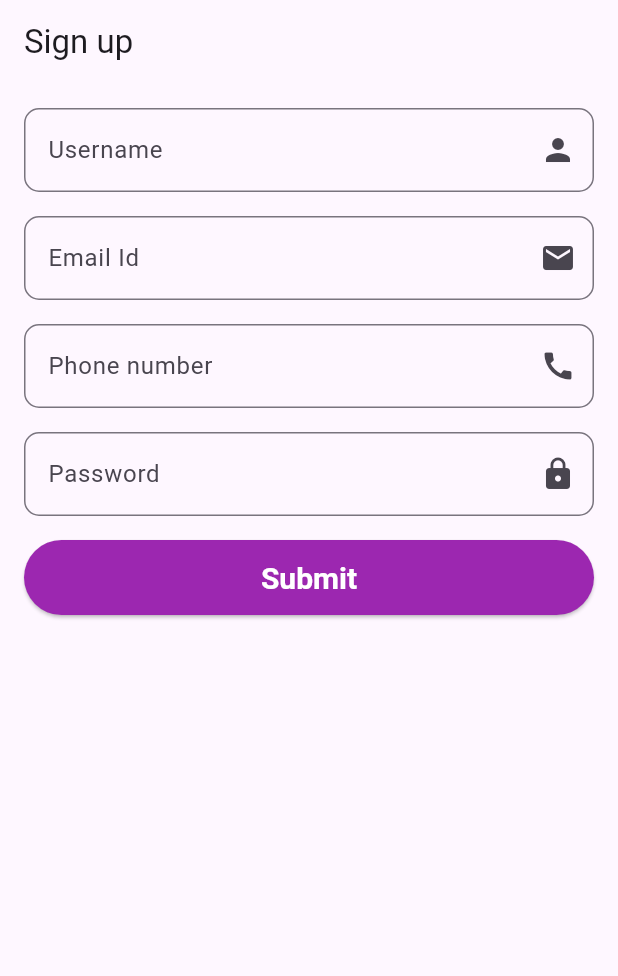
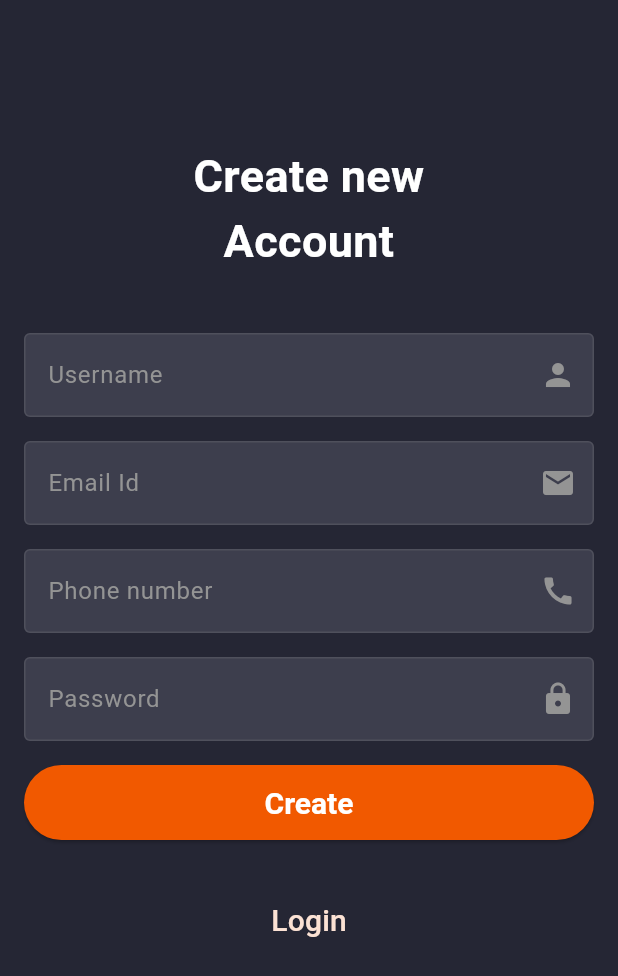
Before and after one commit to pankaj27/daily_task_and_expense_tracker, a Flutter app: the screen it shows after launch, on a phone screen of 412 x 824 dp. Shown: the top 976 px of the screen. Run offline on Flutter 3.47's test engine with Material 3 defaults, Android fonts, the phone set to English and light mode, and no system bars.

Commit message:
update 1.9

```diff
--- a/lib/sign_up.dart
+++ b/lib/sign_up.dart
@@ -52,16 +52,30 @@ class Signup extends StatelessWidget {
   @override
   Widget build(BuildContext context) {
     return Scaffold(
-        appBar: AppBar(
-          title: const Text('Sign up'),
-        ),
+        backgroundColor: const Color(0xFF252634),
         body: Padding(
           padding: const EdgeInsets.all(16.0),
           child: Form(
               key: _formKey,
               child: Column(
                 children: [
+                  const SizedBox(
+                    height: 80.0,
+                  ),
+                  const SizedBox(
+                    width: 250,
+                    child: Text("Create new Account",
+                        textAlign: TextAlign.center,
+                        style: TextStyle(
+                            color: Colors.white,
+                            fontSize: 30,
+                            fontWeight: FontWeight.bold)),
+                  ),
+                  const SizedBox(
+                    height: 40.0,
+                  ),
                   TextFormField(
+                    style: const TextStyle(color: Colors.white),
                     keyboardType: TextInputType.name,
                     autovalidateMode: AutovalidateMode.onUserInteraction,
                     decoration: _buildinputDecoration("Username", Icons.person),
@@ -71,6 +85,7 @@ class Signup extends StatelessWidget {
                     height: 16.0,
                   ),
                   TextFormField(
+                    style: const TextStyle(color: Colors.white),
                     keyboardType: TextInputType.emailAddress,
                     autovalidateMode: AutovalidateMode.onUserInteraction,
                     decoration: _buildinputDecoration("Email Id", Icons.email),
@@ -80,6 +95,7 @@ class Signup extends StatelessWidget {
                     height: 16.0,
                   ),
                   TextFormField(
+                    style: const TextStyle(color: Colors.white),
                     keyboardType: TextInputType.phone,
                     autovalidateMode: AutovalidateMode.onUserInteraction,
                     decoration:
@@ -90,6 +106,7 @@ class Signup extends StatelessWidget {
                     height: 16.0,
                   ),
                   TextFormField(
+                    style: const TextStyle(color: Colors.white),
                     autovalidateMode: AutovalidateMode.onUserInteraction,
                     decoration: _buildinputDecoration("Password", Icons.lock),
                     validator: _validatePassword,
@@ -103,16 +120,29 @@ class Signup extends StatelessWidget {
                     child: ElevatedButton(
                       onPressed: _submitForm,
                       style: ElevatedButton.styleFrom(
-                          backgroundColor: Colors.purple,
+                          backgroundColor:
+                              const Color.fromARGB(255, 241, 89, 0),
                           foregroundColor: Colors.white,
                           padding: const EdgeInsets.symmetric(
                               horizontal: 50, vertical: 5),
                           textStyle: const TextStyle(
                               fontSize: 20, fontWeight: FontWeight.bold)),
-                      child: const Text('Submit',
+                      child: const Text('Create',
                           style: TextStyle(color: Colors.white)),
                     ),
                   ),
+                  const SizedBox(
+                    height: 30.0,
+                  ),
+                  TextButton(
+                    onPressed: () {},
+                    child: const Text(
+                      'Login',
+                      style: TextStyle(
+                          color: Color.fromARGB(255, 252, 226, 212),
+                          fontSize: 20.0),
+                    ),
+                  )
                 ],
               )),
         ));
@@ -120,8 +150,15 @@ class Signup extends StatelessWidget {
 
   InputDecoration _buildinputDecoration(String label, IconData suffixIcon) {
     return InputDecoration(
+      fillColor: const Color(0xAA494A59),
+      enabledBorder: const OutlineInputBorder(
+          borderSide: BorderSide(color: Color(0X35949494))),
+      focusedBorder: const OutlineInputBorder(
+          borderSide: BorderSide(color: Color(0X35949494))),
+      filled: true,
+      labelStyle: const TextStyle(color: Color(0xFF949494)),
       labelText: label,
-      suffixIcon: Icon(suffixIcon),
+      suffixIcon: Icon(suffixIcon, color: const Color(0xFF949494)),
       border: OutlineInputBorder(borderRadius: BorderRadius.circular(10.0)),
     );
   }
```
Also changed, not shown: lib/utils/appvalidator.dart (added).
